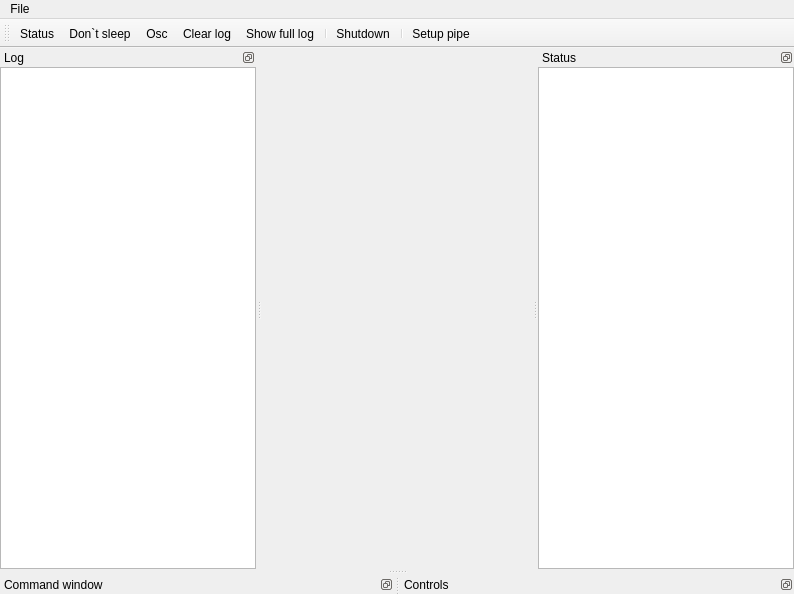
Old version of the form projects/ctrl-board/software/applications/client/src/main_wnd.ui in the repository z80/robocam.
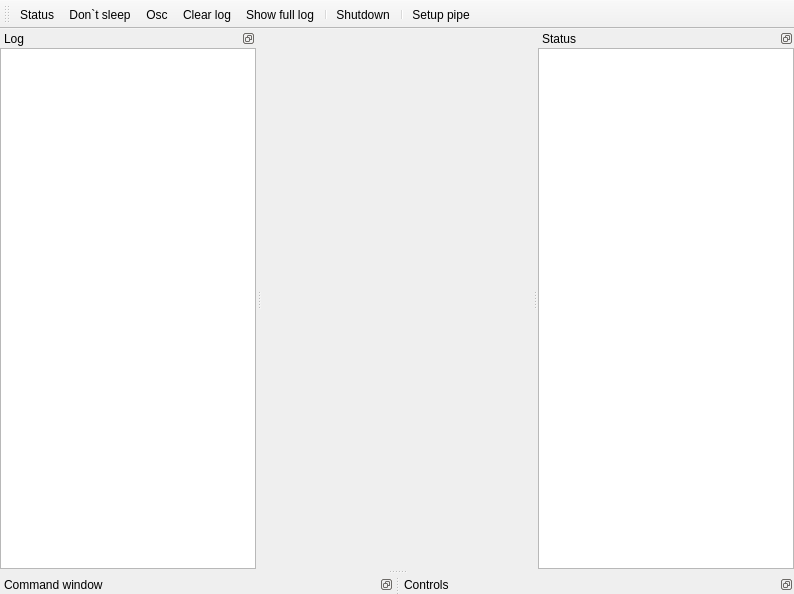
New version of the form. Custom widgets are drawn as their Qt base class.

Commit message: Made unused actions invisible.

Patch:
```diff
--- a/projects/ctrl-board/software/applications/client/src/main_wnd.ui
+++ b/projects/ctrl-board/software/applications/client/src/main_wnd.ui
@@ -35,15 +35,9 @@
      <x>0</x>
      <y>0</y>
      <width>794</width>
-     <height>25</height>
+     <height>29</height>
     </rect>
    </property>
-   <widget class="QMenu" name="menuFile">
-    <property name="title">
-     <string>File</string>
-    </property>
-   </widget>
-   <addaction name="menuFile"/>
   </widget>
   <widget class="QDockWidget" name="cmdDw">
    <property name="features">
```
Left out of the diff: 64 changed lines with no effect on the pictures.
